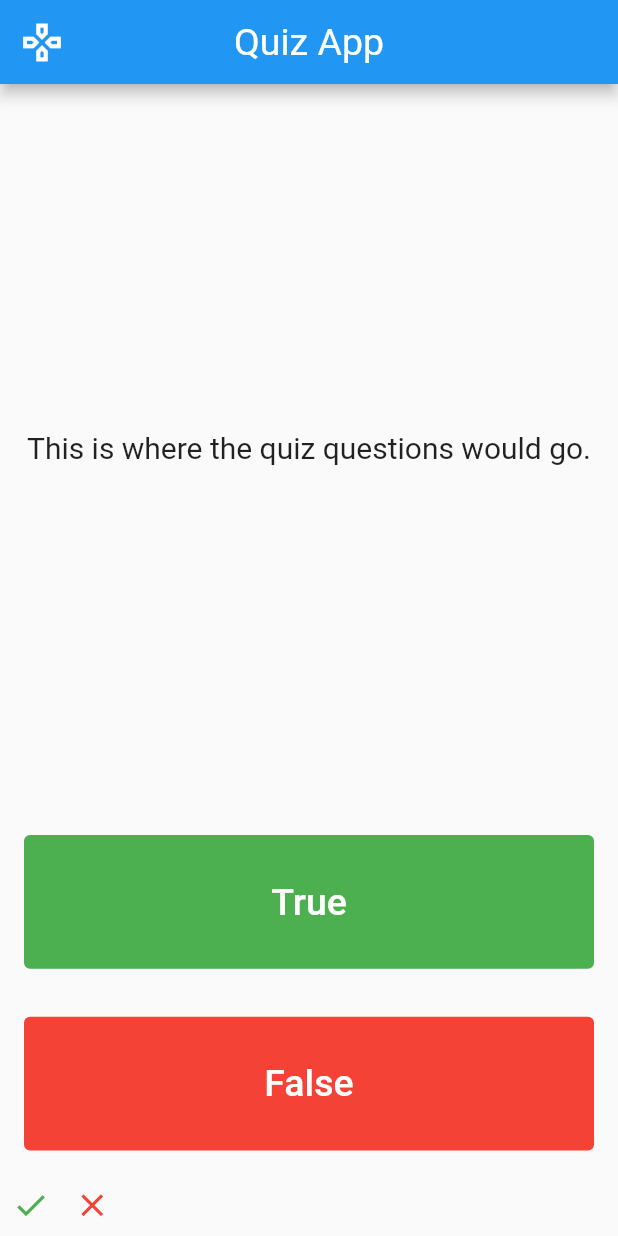
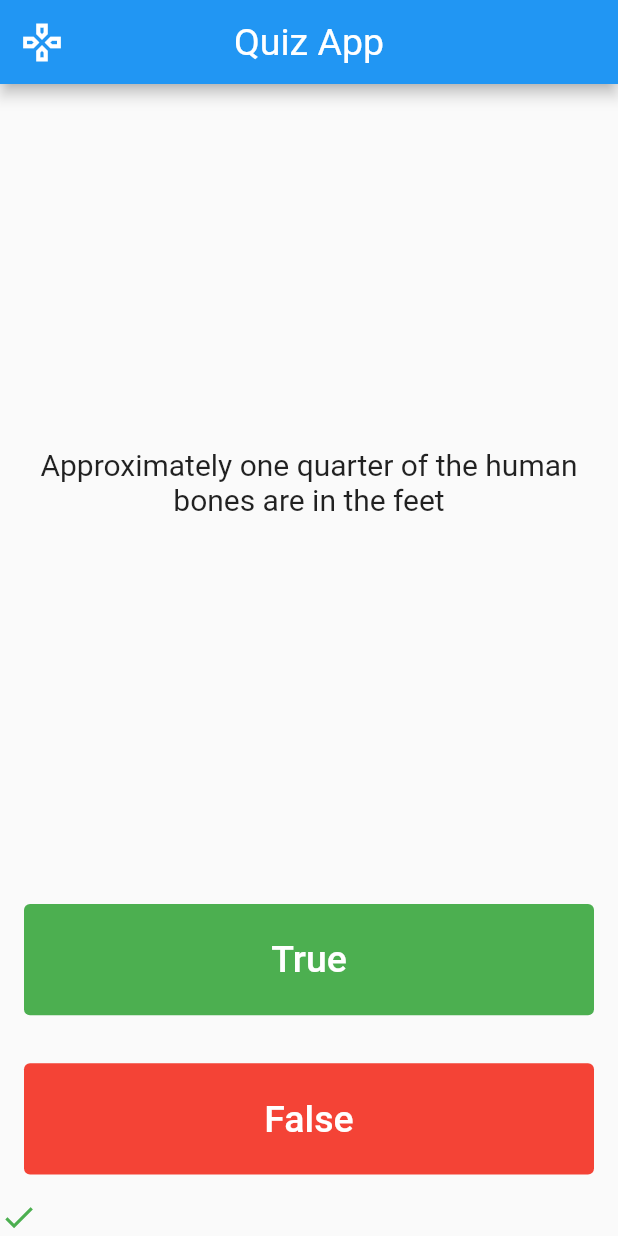
Before and after one commit to chididev/quiz_app, a Flutter app: the screen it shows after launch, after a tap on "True", on a phone screen of 412 x 824 dp. Run offline on Flutter 3.47's test engine with Material 2 defaults, Android fonts, the phone set to English and light mode, and no system bars.

Commit message:
Updated our UI codebase and also added in our questions to display and so also our answers. The questions are directly linked to the answers through the power of dart classes and objects and also dart lists.

```diff
--- a/lib/main.dart
+++ b/lib/main.dart
@@ -1,4 +1,5 @@
 import 'package:flutter/material.dart';
+import 'package:quiz_app/question.dart';
 
 //The main function is the starting point of our app.
 void main() {
@@ -46,70 +47,118 @@ class QuizPage extends StatefulWidget {
 }
 
 class _QuizPageState extends State<QuizPage> {
-  //The buttonBuilder function builds out our True and false buttons.
-  //It takes in the buttonText and buttonColor as inputs.
-  Expanded buttonBuilder(
-      {required String buttonText, required Color buttonColor}) {
-    return Expanded(
-      child: Padding(
-        padding: const EdgeInsets.all(16.0),
-        child: TextButton(
-          style: TextButton.styleFrom(
-            primary: Colors.white,
-            backgroundColor: buttonColor,
-          ),
-          onPressed: () {},
-          child: Text(
-            buttonText,
-            style: const TextStyle(
-              fontSize: 25.0,
-            ),
-          ),
-        ),
-      ),
-    );
-  }
-  // The iconBuilder builds our icons which are going to indicate
-  //  our quiz score as we start answering the quizzes.
-  //It takes in the iconName and iconColor as inputs.
-  Icon iconBuilder({required IconData iconName, required Color iconColor}){
-    return Icon(
-      iconName,
-      color: iconColor,
-      size: 25.0,
-    );
-  }
+  //The scoreKeeper list keeps a list of the scores on our app.
+  //It has a static data type of icons.
+  List<Icon> scoreKeeper = [];
+  //The questionBank would hold all of our questions and associate them with their
+  //answers in a list.
+  List<Questions> questionBank = [
+    Questions(q: 'You can lead a cow down the stairs but not up the stairs', a: false),
+    Questions(q: 'Approximately one quarter of the human bones are in the feet', a: true),
+    Questions(q: 'A slug\'s blood is green', a: true),
+  ];
+  //The question number is a variable that keeps track of our questions displayed.
+  int questionNumber = 0;
 
   @override
   Widget build(BuildContext context) {
     return Column(
       crossAxisAlignment: CrossAxisAlignment.stretch,
       children: [
-        const Expanded(
-          flex: 4,
-          child: Align(
-            alignment: Alignment.center,
-            child: Text(
-              'This is where the quiz questions would go.',
-              style: TextStyle(
-                fontSize: 20.0,
+        Expanded(
+          flex: 5,
+          child: Center(
+            child: Padding(
+              padding: const EdgeInsets.all(8.0),
+              child: Text(
+                //This displays our questions from the list questions on the index
+                //number in the questionNumber variable.
+                questionBank[questionNumber].questionText,
+                textAlign: TextAlign.center,
+                style: const TextStyle(
+                  fontSize: 20.0,
+                ),
               ),
             ),
           ),
         ),
-        buttonBuilder(buttonText: 'True', buttonColor: Colors.green),
-        buttonBuilder(buttonText: 'False', buttonColor: Colors.red),
+        Expanded(
+          child: Padding(
+            padding: const EdgeInsets.all(16.0),
+            child: TextButton(
+              style: TextButton.styleFrom(
+                primary: Colors.white,
+                backgroundColor: Colors.green,
+              ),
+              //The user picked true when this button is clicked.
+              onPressed: () {
+                //The variable correctAnswer checks for the correct answer when picked
+                //by the user
+                bool correctAnswer = questionBank[questionNumber].questionAnswer;
+                //The condition checks if the selected answer is true or false.
+                if(correctAnswer == true){
+                  print('The answer is right');
+                }else{
+                  print('The answer is wrong');
+                }
+                setState(() {
+                  questionNumber++;
+                  scoreKeeper.add(const Icon(
+                    Icons.done,
+                    color: Colors.green,
+                    size: 25.0,
+                  ));
+                });
+              },
+              child: const Text(
+                'True',
+                style: TextStyle(
+                  fontSize: 25.0,
+                ),
+              ),
+            ),
+          ),
+        ),
+        Expanded(
+          child: Padding(
+            padding: const EdgeInsets.all(16.0),
+            child: TextButton(
+              style: TextButton.styleFrom(
+                primary: Colors.white,
+                backgroundColor: Colors.red,
+              ),
+              //The user picked false when this button is clicked.
+              onPressed: () {
+                //The variable correctAnswer checks for the correct answer when picked
+                //by the user
+                bool correctAnswer = questionBank[questionNumber].questionAnswer;
+                //The condition checks if the selected answer is true or false.
+                if(correctAnswer == false){
+                  print('The answer is right');
+                }else{
+                  print('The answer is wrong');
+                }
+                setState(() {
+                  questionNumber++;
+                  scoreKeeper.add(const Icon(
+                    Icons.close,
+                    color: Colors.red,
+                    size: 25.0,
+                  ));
+                });
+              },
+              child: const Text(
+                'False',
+                style: TextStyle(
+                  fontSize: 25.0,
+                ),
+              ),
+            ),
+          ),
+        ),
         Wrap(
-          children: [
-            Padding(
-              padding: const EdgeInsets.all(8.0),
-              child: iconBuilder(iconName: Icons.done, iconColor: Colors.green),
-            ),
-            Padding(
-              padding: const EdgeInsets.all(8.0),
-              child: iconBuilder(iconName: Icons.close, iconColor: Colors.red),
-            ),
-          ],
+          //This wraps our scorekeeper icons.
+          children: scoreKeeper,
         ),
       ],
     );
--- /dev/null
+++ b/lib/question.dart
@@ -0,0 +1,12 @@
+//The Questions class is a class which has the questionText and questionAnswer
+//as properties and is supposed to associate our questions and their answers.
+class Questions{
+  //These are our Questions properties.
+  late String questionText;
+  late bool questionAnswer;
+  //This is our Questions class constructors.
+  Questions({required String q, required bool a}){
+    questionText = q;
+    questionAnswer = a;
+  }
+}
```
